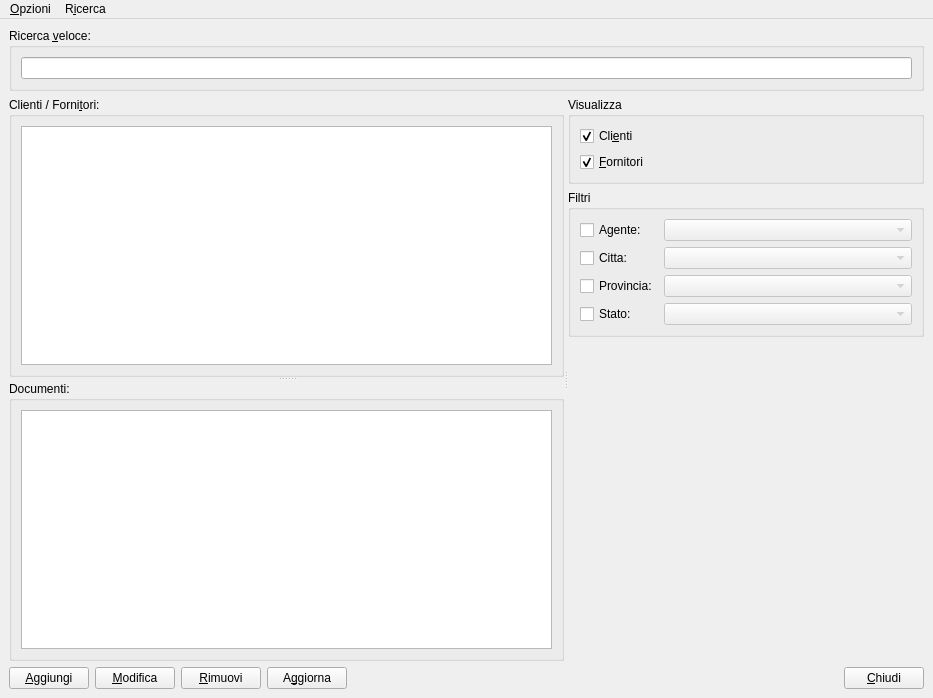
First picture: the form in moduleAnagrafica/anagraficawindow.ui, repository kvsd/Gestionale, before the edit.
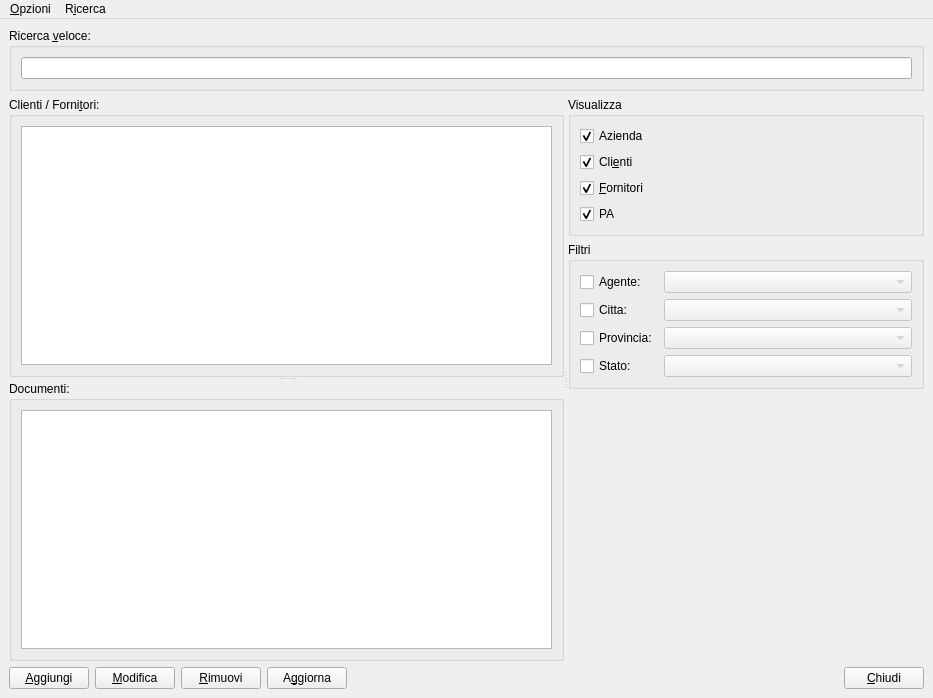
Second picture: the form after the edit.

Diff of the .ui file:
```diff
--- a/moduleAnagrafica/anagraficawindow.ui
+++ b/moduleAnagrafica/anagraficawindow.ui
@@ -113,7 +113,7 @@
         </layout>
        </widget>
       </widget>
-      <widget class="QWidget" name="">
+      <widget class="QWidget" name="layoutWidget">
        <layout class="QVBoxLayout" name="verticalLayout_4">
         <item>
          <widget class="QGroupBox" name="groupBox_5">
@@ -122,7 +122,17 @@
           </property>
           <layout class="QVBoxLayout" name="verticalLayout_5">
            <item>
-            <widget class="QCheckBox" name="clientiCheckBox">
+            <widget class="QCheckBox" name="aziendaCKB">
+             <property name="text">
+              <string>Azienda</string>
+             </property>
+             <property name="checked">
+              <bool>true</bool>
+             </property>
+            </widget>
+           </item>
+           <item>
+            <widget class="QCheckBox" name="clientiCKB">
              <property name="text">
               <string>Cli&amp;enti</string>
              </property>
@@ -141,6 +151,16 @@
              </property>
             </widget>
            </item>
+           <item>
+            <widget class="QCheckBox" name="paCKB">
+             <property name="text">
+              <string>PA</string>
+             </property>
+             <property name="checked">
+              <bool>true</bool>
+             </property>
+            </widget>
+           </item>
           </layout>
          </widget>
         </item>
```
Left out of the diff: 40 changed lines with no effect on the pictures.
